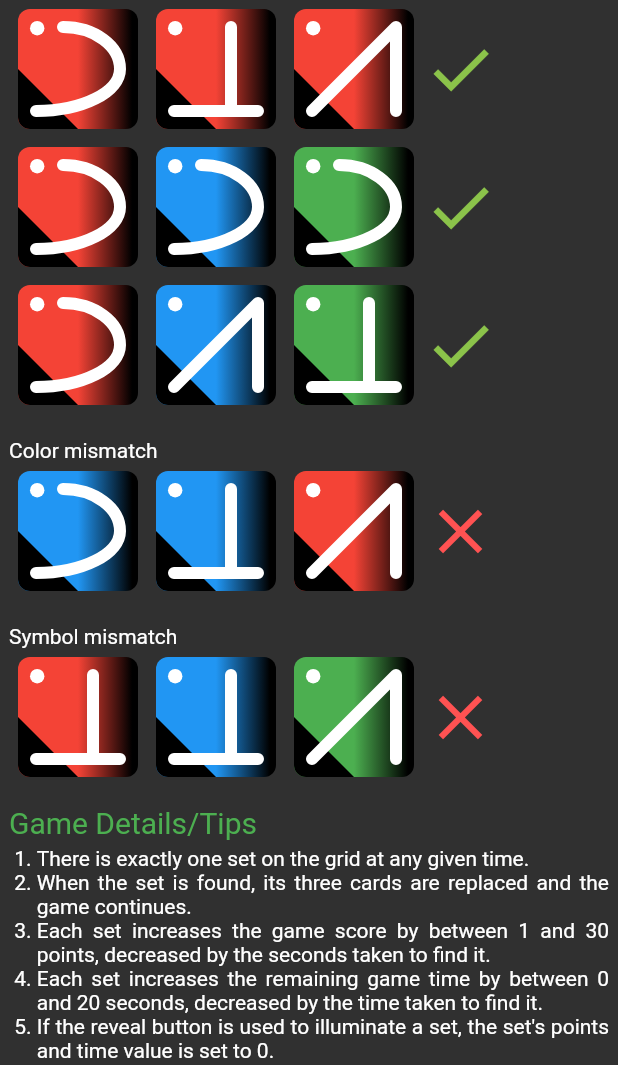
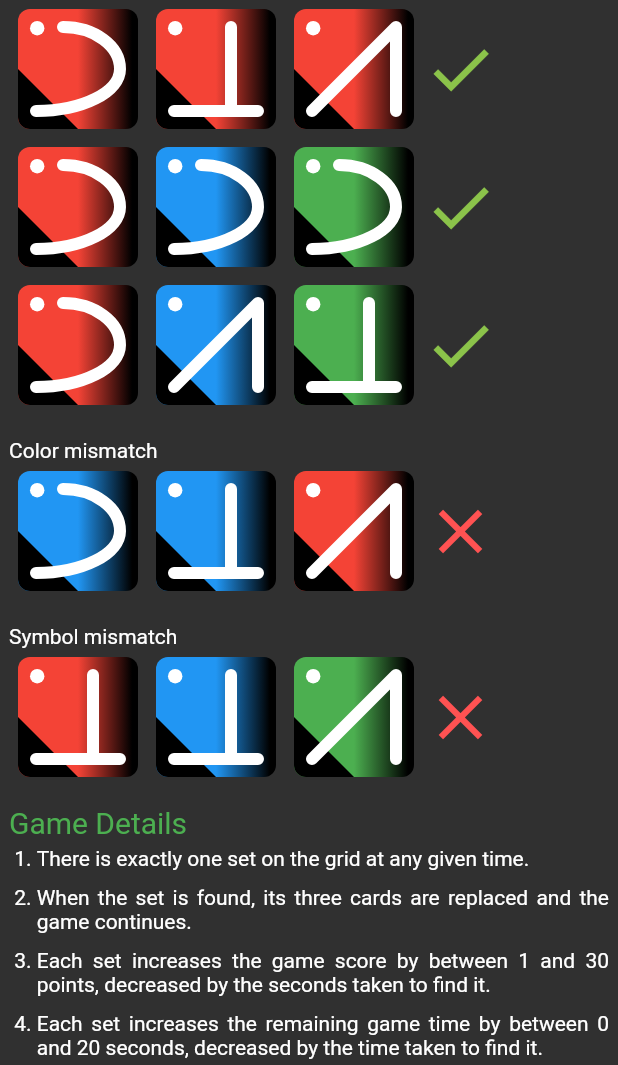
Before and after one commit to krolaw/trixor, a Flutter app: the HowToPlay screen opened directly, scrolled down 576 dp, on a phone screen of 412 x 824 dp, the part 171-1236 px from its top. Run offline on Flutter 3.47's test engine with Material 2 defaults, Android fonts, the phone set to English and light mode, and no system bars; our stand-ins replace package_info.

Commit message:
TODOs and tweaks

```diff
--- a/lib/about.dart
+++ b/lib/about.dart
@@ -109,7 +109,8 @@ class HowToPlay extends StatelessWidget {
           _cardRow(context, a4, false, false),
           Text("\nSymbol mismatch"),
           _cardRow(context, a5, false, false),
-          Text("Game Details/Tips", style: headStyle),
+          Text("Game Details", style: headStyle),
+          ...<Widget>[
             ...[
               "There is exactly one set on the grid at any given time.",
               "When the set is found, its three cards are replaced and the game continues.",
@@ -120,23 +121,24 @@ class HowToPlay extends StatelessWidget {
               "If the reveal button is used to illuminate a set, the set's points"
                   " and time value is set to 0.",
               "In practise mode there is no time limit and a set is worth 1 point."
-          ].asMap().entries.map((c) =>
-              Row(crossAxisAlignment: CrossAxisAlignment.start, children: [
-                Text(" ${c.key + 1}. "),
-                Expanded(
-                    child: Text(
-                  c.value,
+            ].map((t) => Text(
+                  t,
                   textAlign: TextAlign.justify,
-                ))
-              ])),
-          Text("\nDepending on level, there are up to 5 changing properties:",
+                )),
+            Column(
+              mainAxisSize: MainAxisSize.min,
+              children: [
+                Text(
+                    "Depending on level, there are up to 5 changing properties:",
                     textAlign: TextAlign.justify),
                 ...[
                   "Colour (" +
                       p1.map((c) => ["red", "green", "blue"][c[0]]).join(", ") +
                       ")",
                   "Symbol (" +
-                p1.map((c) => ["curve", "point", "stand"][c[1]]).join(", ") +
+                      p1
+                          .map((c) => ["curve", "point", "stand"][c[1]])
+                          .join(", ") +
                       ")",
                   "Dots (" + p1.map((c) => [1, 2, 3][c[2]]).join(", ") + ")",
                   "Pattern (" +
@@ -156,6 +158,17 @@ class HowToPlay extends StatelessWidget {
                           Expanded(child: Text(c, textAlign: TextAlign.justify))
                         ])),
                 _cardRow(context, p1, false, true),
+              ],
+            )
+          ].asMap().entries.map((c) => Container(
+              padding: EdgeInsets.only(top: c.key == 0 ? 0 : 10),
+              child:
+                  Row(crossAxisAlignment: CrossAxisAlignment.start, children: [
+                Text(" ${c.key + 1}. "),
+                Expanded(
+                  child: c.value,
+                )
+              ]))),
           Text("Licences", style: headStyle),
           Text("This app depends on various libraries. Their licences can be"
               " viewed by clicking the button below."),
```
Also changed, not shown: 1 other file. Lines whose indentation alone changed are shown as unchanged.
